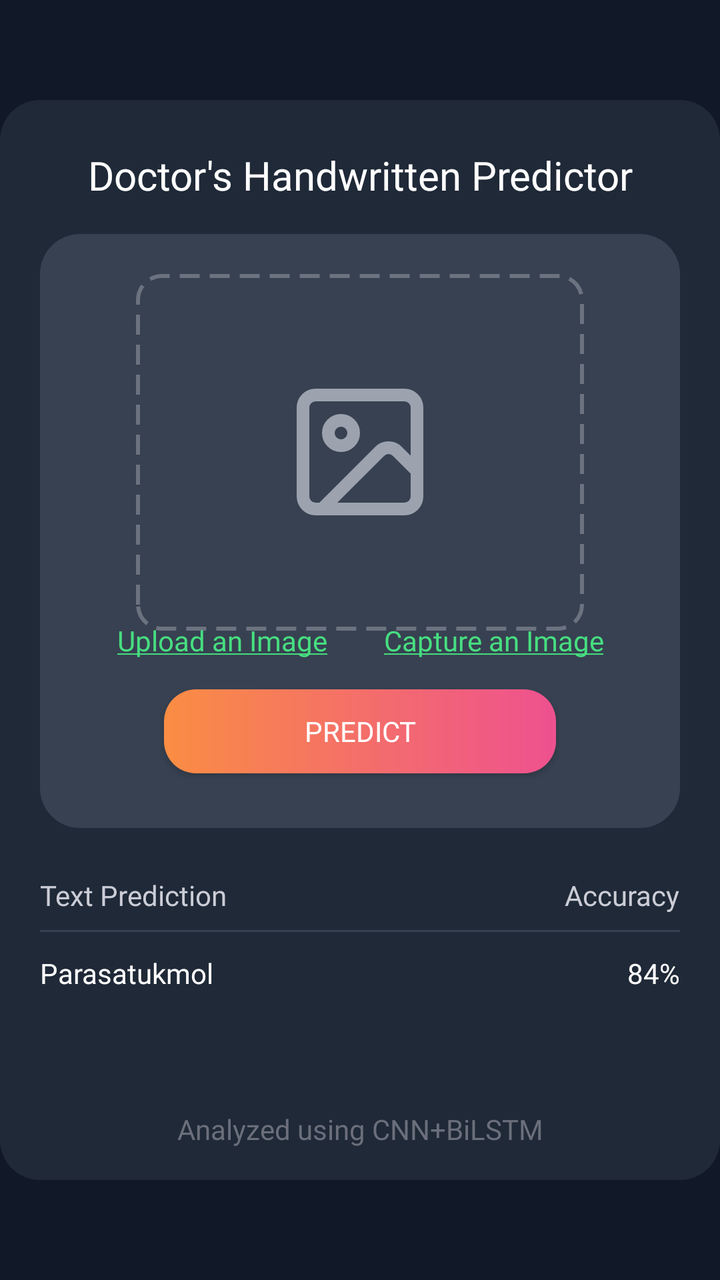
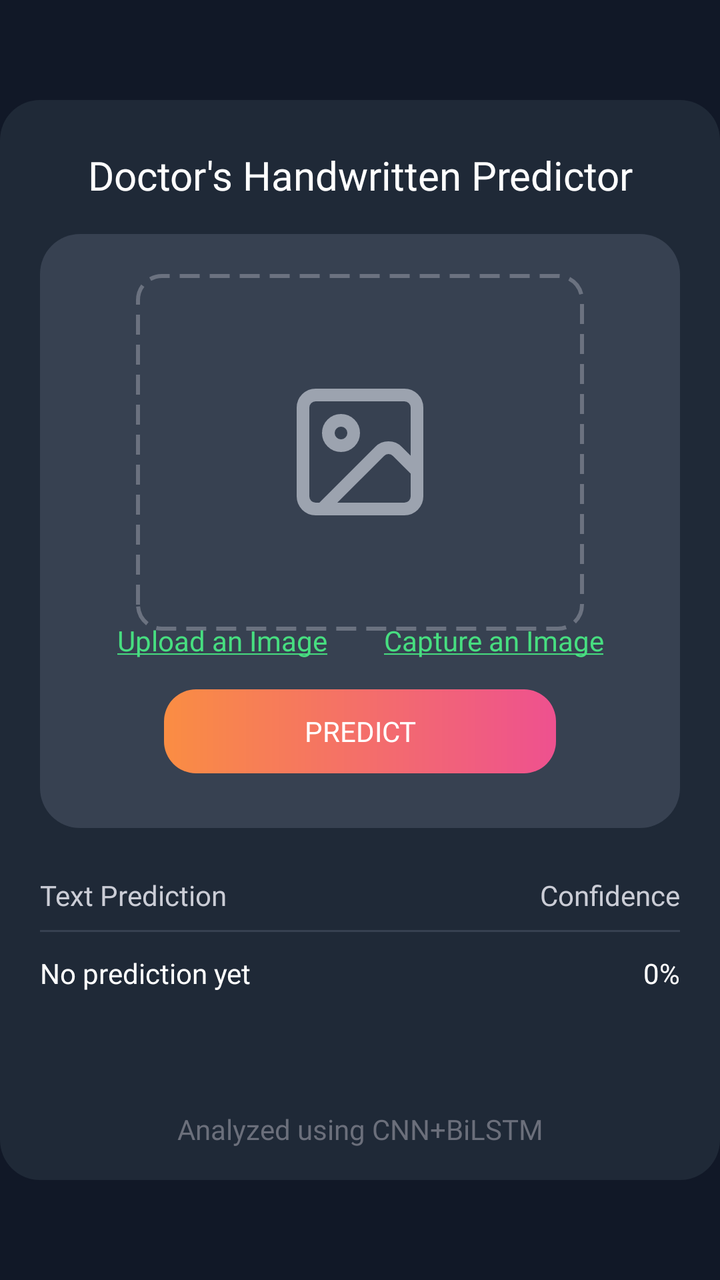

Two renders of the same Android screen: before a commit and after it. Below are the layout's source before the change and the commit's diff.
<!-- AndroidManifest.xml: activity theme Theme.DocOCR -->
<!-- res/layout/activity_main.xml -->
<?xml version="1.0" encoding="utf-8"?>
<androidx.constraintlayout.widget.ConstraintLayout
    xmlns:android="http://schemas.android.com/apk/res/android"
    xmlns:app="http://schemas.android.com/apk/res-auto"
    xmlns:tools="http://schemas.android.com/tools"
    android:layout_width="match_parent"
    android:layout_height="match_parent"
    android:background="#111827">

    
    <androidx.constraintlayout.widget.ConstraintLayout
        android:id="@+id/containerCard"
        android:layout_width="0dp"
        android:layout_height="0dp"
        android:layout_marginTop="50dp"
        android:layout_marginBottom="50dp"
        android:background="@drawable/rounded_view"
        app:layout_constraintTop_toTopOf="parent"
        app:layout_constraintBottom_toBottomOf="parent"
        app:layout_constraintStart_toStartOf="parent"
        app:layout_constraintEnd_toEndOf="parent">

        
        <TextView
            android:id="@+id/txt_title"
            android:layout_width="0dp"
            android:layout_height="wrap_content"
            android:text="Doctor's Handwritten Predictor"
            android:textColor="#FFFFFF"
            android:textSize="20sp"
            android:gravity="center"
            android:fontFamily="@font/poppins_bold"
            android:layout_marginTop="24dp"
            app:layout_constraintTop_toTopOf="parent"
            app:layout_constraintStart_toStartOf="parent"
            app:layout_constraintEnd_toEndOf="parent"/>

        

        <androidx.constraintlayout.widget.ConstraintLayout
            android:id="@+id/frameUpload"
            android:layout_width="0dp"
            android:layout_height="0dp"
            android:layout_marginStart="20dp"
            android:layout_marginTop="16dp"
            android:layout_marginEnd="20dp"
            android:background="@drawable/rounded_view_upload"
            app:layout_constraintEnd_toEndOf="parent"
            app:layout_constraintHeight_percent="0.55"
            app:layout_constraintHorizontal_bias="0.0"
            app:layout_constraintStart_toStartOf="parent"
            app:layout_constraintTop_toBottomOf="@id/txt_title">

            
            <FrameLayout
                android:id="@+id/frameLayout"
                android:layout_width="0dp"
                android:layout_height="0dp"
                android:layout_marginStart="16dp"
                android:layout_marginTop="20dp"
                android:layout_marginEnd="16dp"
                android:layout_marginBottom="16dp"
                android:background="@drawable/dashed_border"
                app:layout_constraintEnd_toEndOf="parent"
                app:layout_constraintHeight_percent="0.60"
                app:layout_constraintStart_toStartOf="parent"
                app:layout_constraintTop_toTopOf="parent"
                app:layout_constraintWidth_percent="0.7">

                <ImageView
                    android:id="@+id/img_default"
                    android:layout_width="84dp"
                    android:layout_height="76dp"
                    android:layout_gravity="center"
                    android:src="@drawable/default_image" />

                <ImageView
                    android:id="@+id/img_preview"
                    android:layout_width="match_parent"
                    android:layout_height="match_parent"
                    android:adjustViewBounds="true"
                    android:scaleType="fitCenter" />
            </FrameLayout>

            

            <TextView
                android:id="@+id/txt_upload"
                android:layout_width="wrap_content"
                android:layout_height="wrap_content"
                android:layout_marginEnd="20dp"
                android:layout_marginBottom="15dp"
                android:fontFamily="@font/poppins_bold"
                android:gravity="center"
                android:text="@string/underlined_upload"
                android:textColor="#47de80"
                app:layout_constraintBottom_toTopOf="@+id/btn_predict"
                app:layout_constraintEnd_toStartOf="@id/txt_capture"
                app:layout_constraintHorizontal_chainStyle="spread_inside"
                app:layout_constraintStart_toStartOf="@+id/frameLayout" />

            <TextView
                android:id="@+id/txt_capture"
                android:layout_width="wrap_content"
                android:layout_height="wrap_content"
                android:layout_marginStart="8dp"
                android:fontFamily="@font/poppins_bold"
                android:gravity="center"
                android:text="@string/underlined_capture"
                android:textColor="#47de80"
                app:layout_constraintEnd_toEndOf="@+id/frameLayout"
                app:layout_constraintStart_toEndOf="@id/txt_upload"
                app:layout_constraintTop_toTopOf="@id/txt_upload" />

            

            <Button
                android:id="@+id/btn_predict"
                android:layout_width="196dp"
                android:layout_height="42dp"
                android:layout_marginBottom="20dp"
                android:background="@drawable/rounded_gradient_button"
                android:fontFamily="@font/poppins_bold"
                android:text="Predict"
                android:textColor="@color/white"
                app:layout_constraintBottom_toBottomOf="parent"
                app:layout_constraintEnd_toEndOf="parent"
                app:layout_constraintStart_toStartOf="parent"
                app:layout_constraintTop_toBottomOf="@+id/frameLayout"
                app:layout_constraintVertical_bias="0.8" />
        </androidx.constraintlayout.widget.ConstraintLayout>

        

        <TextView
            android:id="@+id/textView2"
            android:layout_width="wrap_content"
            android:layout_height="wrap_content"
            android:layout_marginTop="24dp"
            android:fontFamily="@font/poppins_regular"
            android:text="Text Prediction"
            android:textColor="#cbcdd6"
            app:layout_constraintStart_toStartOf="@id/frameUpload"
            app:layout_constraintTop_toBottomOf="@id/frameUpload" />

        <TextView
            android:id="@+id/textView3"
            android:layout_width="wrap_content"
            android:layout_height="wrap_content"
            android:text="Accuracy"
            android:textColor="#cbcdd6"
            android:fontFamily="@font/poppins_regular"
            app:layout_constraintTop_toTopOf="@id/textView2"
            app:layout_constraintEnd_toEndOf="@id/frameUpload"/>

        
        <View
            android:layout_width="0dp"
            android:layout_height="1dp"
            android:background="#374151"
            android:layout_marginTop="8dp"
            app:layout_constraintTop_toBottomOf="@id/textView2"
            app:layout_constraintStart_toStartOf="@id/frameUpload"
            app:layout_constraintEnd_toEndOf="@id/frameUpload"/>

        

        <TextView
            android:id="@+id/txt_result"
            android:layout_width="0dp"
            android:layout_height="wrap_content"
            android:layout_marginTop="20dp"
            android:fontFamily="@font/poppins_medium"
            android:text="Parasatukmol"
            android:textColor="@color/white"
            app:layout_constraintStart_toStartOf="@id/frameUpload"
            app:layout_constraintTop_toBottomOf="@id/textView2" />

        <TextView
            android:id="@+id/textView5"
            android:layout_width="0dp"
            android:layout_height="wrap_content"
            android:text="84%"
            android:textColor="@color/white"
            android:textAlignment="textEnd"
            android:fontFamily="@font/poppins_medium"
            app:layout_constraintTop_toTopOf="@id/txt_result"
            app:layout_constraintEnd_toEndOf="@id/frameUpload"/>

        

        
        <TextView
            android:id="@+id/textView10"
            android:layout_width="wrap_content"
            android:layout_height="wrap_content"
            android:layout_marginBottom="16dp"
            android:fontFamily="@font/poppins_light"
            android:text="Analyzed using CNN+BiLSTM"
            android:textColor="#6b6f7b"
            app:layout_constraintBottom_toBottomOf="parent"
            app:layout_constraintStart_toStartOf="parent"
            app:layout_constraintEnd_toEndOf="parent"/>

    </androidx.constraintlayout.widget.ConstraintLayout>
</androidx.constraintlayout.widget.ConstraintLayout>
<!-- resources referenced by this layout -->
<resources>
  <color name="white">#FFFFFFFF</color>
  <!-- drawable dashed_border (drawable) -->
  <?xml version="1.0" encoding="utf-8"?>
  <shape xmlns:android="http://schemas.android.com/apk/res/android"
      android:shape="rectangle">
  
      <solid android:color="@android:color/transparent" />
  
      <stroke
          android:width="2dp"
          android:color="#6b7280"
          android:dashWidth="10dp"
          android:dashGap="5dp" />
      <corners android:radius="12dp" />
  </shape>
  <!-- drawable default_image (drawable) -->
  <vector xmlns:android="http://schemas.android.com/apk/res/android"
      android:width="24dp"
      android:height="24dp"
      android:viewportWidth="24"
      android:viewportHeight="24">
    <path
        android:pathData="M5,3L19,3A2,2 0,0 1,21 5L21,19A2,2 0,0 1,19 21L5,21A2,2 0,0 1,3 19L3,5A2,2 0,0 1,5 3z"
        android:strokeLineJoin="round"
        android:strokeWidth="2"
        android:fillColor="#00000000"
        android:strokeColor="#9ca3af"
        android:strokeLineCap="round"/>
    <path
        android:pathData="M9,9m-2,0a2,2 0,1 1,4 0a2,2 0,1 1,-4 0"
        android:strokeLineJoin="round"
        android:strokeWidth="2"
        android:fillColor="#00000000"
        android:strokeColor="#9ca3af"
        android:strokeLineCap="round"/>
    <path
        android:pathData="m21,15 l-3.086,-3.086a2,2 0,0 0,-2.828 0L6,21"
        android:strokeLineJoin="round"
        android:strokeWidth="2"
        android:fillColor="#00000000"
        android:strokeColor="#9ca3af"
        android:strokeLineCap="round"/>
  </vector>
  <!-- drawable rounded_gradient_button (drawable) -->
  <?xml version="1.0" encoding="utf-8"?>
  <shape xmlns:android="http://schemas.android.com/apk/res/android"
      android:shape="rectangle">
  
      
      <gradient
          android:startColor="#fa8d43"
          android:endColor="#ee518f" />
  
      
      <corners android:radius="16dp"/>
  
  </shape>
  <!-- drawable rounded_view (drawable) -->
  <?xml version="1.0" encoding="utf-8"?>
  <shape xmlns:android="http://schemas.android.com/apk/res/android"
      android:shape="rectangle">
  
      <solid android:color="#1f2937" />
  
      
      <corners android:radius="20dp" />
  
  </shape>
  <!-- drawable rounded_view_upload (drawable) -->
  <?xml version="1.0" encoding="utf-8"?>
  <shape xmlns:android="http://schemas.android.com/apk/res/android"
      android:shape="rectangle">
  
      <solid android:color="#374151" />
  
      
      <corners android:radius="20dp" />
  
  </shape>
  <string name="underlined_capture"><u>Capture an Image</u></string>
  <string name="underlined_upload"><u>Upload an Image</u></string>
  <style name="Theme.DocOCR" parent="android:Theme.Material.Light.NoActionBar" />
</resources>

<!-- the commit's change to res/layout/activity_main.xml (unified diff, before → after) -->
@@ -36,7 +36,6 @@
             app:layout_constraintEnd_toEndOf="parent"/>
 
         
-
         <androidx.constraintlayout.widget.ConstraintLayout
             android:id="@+id/frameUpload"
             android:layout_width="0dp"
@@ -79,11 +78,11 @@
                     android:layout_width="match_parent"
                     android:layout_height="match_parent"
                     android:adjustViewBounds="true"
-                    android:scaleType="fitCenter" />
+                    android:scaleType="fitCenter"
+                    android:visibility="gone" />
             </FrameLayout>
 
             
-
             <TextView
                 android:id="@+id/txt_upload"
                 android:layout_width="wrap_content"
@@ -113,7 +112,6 @@
                 app:layout_constraintTop_toTopOf="@id/txt_upload" />
 
             
-
             <Button
                 android:id="@+id/btn_predict"
                 android:layout_width="196dp"
@@ -123,6 +121,7 @@
                 android:fontFamily="@font/poppins_bold"
                 android:text="Predict"
                 android:textColor="@color/white"
+                android:enabled="false"
                 app:layout_constraintBottom_toBottomOf="parent"
                 app:layout_constraintEnd_toEndOf="parent"
                 app:layout_constraintStart_toStartOf="parent"
@@ -131,7 +130,6 @@
         </androidx.constraintlayout.widget.ConstraintLayout>
 
         
-
         <TextView
             android:id="@+id/textView2"
             android:layout_width="wrap_content"
@@ -147,7 +145,7 @@
             android:id="@+id/textView3"
             android:layout_width="wrap_content"
             android:layout_height="wrap_content"
-            android:text="Accuracy"
+            android:text="Confidence"
             android:textColor="#cbcdd6"
             android:fontFamily="@font/poppins_regular"
             app:layout_constraintTop_toTopOf="@id/textView2"
@@ -164,30 +162,27 @@
             app:layout_constraintEnd_toEndOf="@id/frameUpload"/>
 
         
-
         <TextView
             android:id="@+id/txt_result"
             android:layout_width="0dp"
             android:layout_height="wrap_content"
             android:layout_marginTop="20dp"
             android:fontFamily="@font/poppins_medium"
-            android:text="Parasatukmol"
+            android:text="No prediction yet"
             android:textColor="@color/white"
             app:layout_constraintStart_toStartOf="@id/frameUpload"
-            app:layout_constraintTop_toBottomOf="@id/textView2" />
+            app:layout_constraintTop_toBottomOf="@+id/textView2"
+            app:layout_constraintEnd_toStartOf="@+id/textView5" />
 
         <TextView
             android:id="@+id/textView5"
-            android:layout_width="0dp"
-            android:layout_height="wrap_content"
-            android:text="84%"
+            android:layout_width="wrap_content"
+            android:layout_height="wrap_content"
+            android:text="0%"
             android:textColor="@color/white"
-            android:textAlignment="textEnd"
             android:fontFamily="@font/poppins_medium"
             app:layout_constraintTop_toTopOf="@id/txt_result"
             app:layout_constraintEnd_toEndOf="@id/frameUpload"/>
-
-        
 
         
         <TextView
@@ -201,6 +196,5 @@
             app:layout_constraintBottom_toBottomOf="parent"
             app:layout_constraintStart_toStartOf="parent"
             app:layout_constraintEnd_toEndOf="parent"/>
-
     </androidx.constraintlayout.widget.ConstraintLayout>
 </androidx.constraintlayout.widget.ConstraintLayout>
